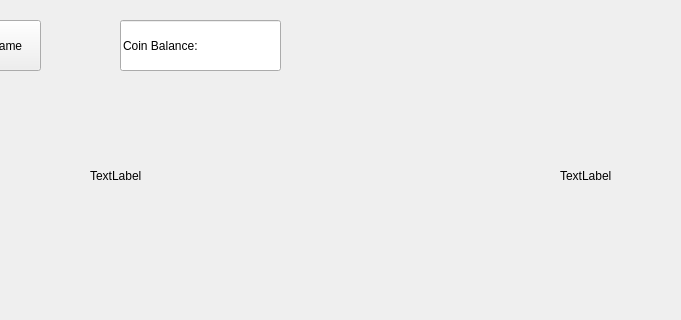
First picture: the form in shop.ui, repository iihakk/Tower-Defense-Game, before the edit; both pictures show x 100 to 781 and y 0 to 320 of the 1046 by 903 pixel window.
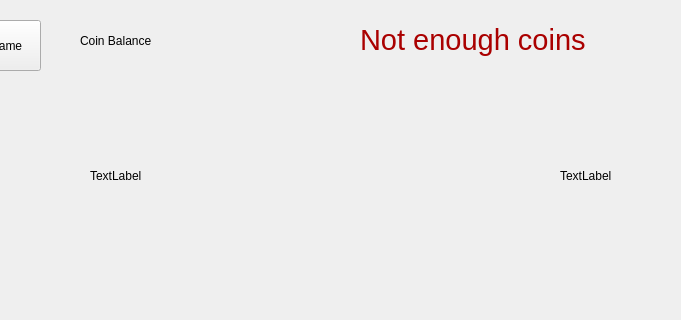
Second picture: the form after the edit.

Commit message: fully functioning shop and upgrade

Diff of the .ui file:
```diff
--- a/shop.ui
+++ b/shop.ui
@@ -150,17 +150,30 @@
     <string>Back to game</string>
    </property>
   </widget>
-  <widget class="QLineEdit" name="coinbalance">
+  <widget class="QLabel" name="coinbalance">
    <property name="geometry">
     <rect>
-     <x>220</x>
+     <x>180</x>
      <y>20</y>
-     <width>161</width>
-     <height>51</height>
+     <width>241</width>
+     <height>41</height>
     </rect>
    </property>
    <property name="text">
-    <string>Coin Balance: </string>
+    <string>Coin Balance</string>
+   </property>
+  </widget>
+  <widget class="QLabel" name="insufficientbalance">
+   <property name="geometry">
+    <rect>
+     <x>460</x>
+     <y>20</y>
+     <width>241</width>
+     <height>41</height>
+    </rect>
+   </property>
+   <property name="text">
+    <string>&lt;html&gt;&lt;head/&gt;&lt;body&gt;&lt;p&gt;&lt;span style=&quot; font-size:22pt; color:#aa0000;&quot;&gt;Not enough coins&lt;/span&gt;&lt;/p&gt;&lt;/body&gt;&lt;/html&gt;</string>
    </property>
   </widget>
  </widget>
```
The commit also changes 22 other files.
